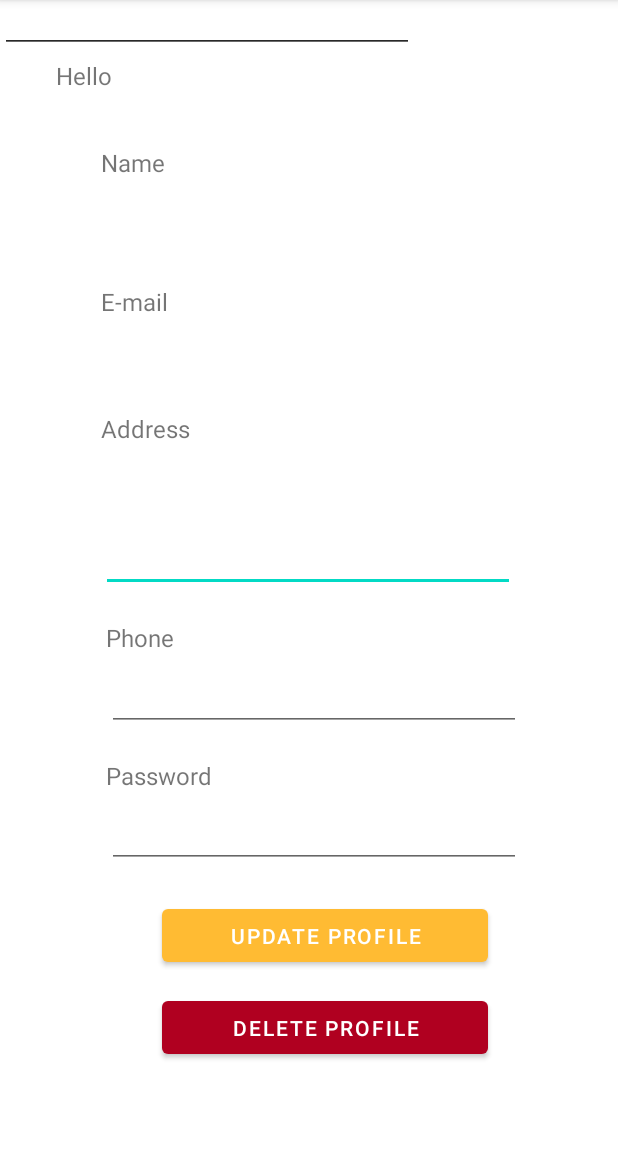
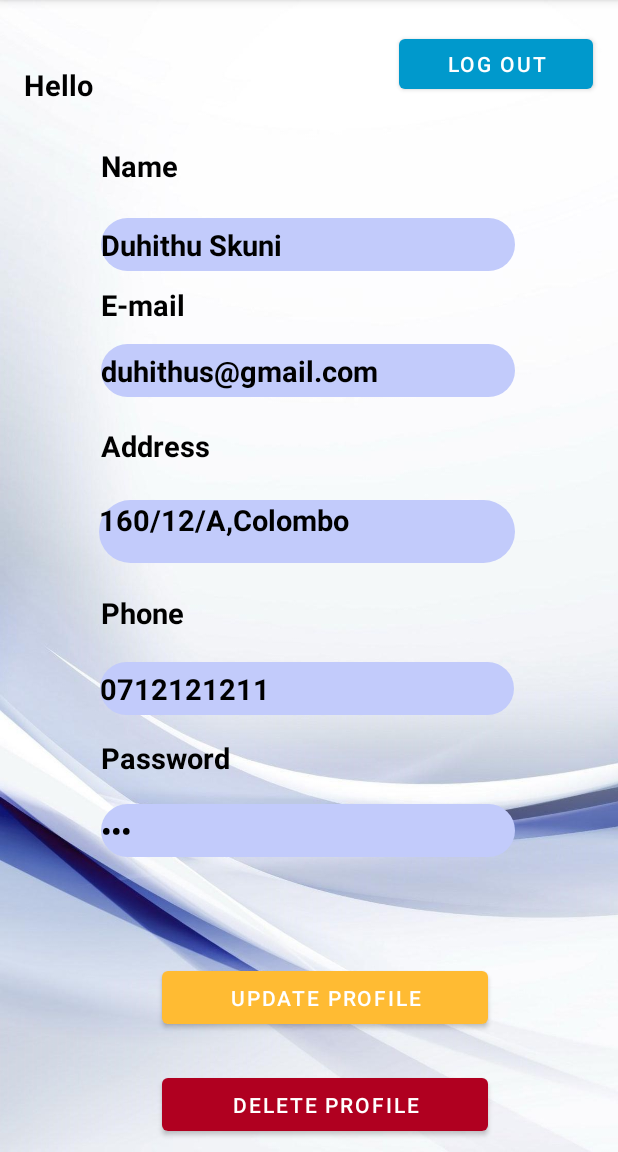
Before and after one commit to aparna-jay/Online-Shopping-Application-UEE, an Android app: the ProfileActivity screen opened directly, with no data from a screen before it, on a phone screen of 412 x 824 dp, the part 84-1236 px from its top. Run offline under Robolectric (Android 15) with nearby library versions, the phone set to English and light mode, and no system bars; Roboto replaces fonts that are not available here.

Commit message:
Designed Profile Interface

```diff
--- a/app/src/main/res/layout/activity_profile.xml
+++ b/app/src/main/res/layout/activity_profile.xml
@@ -4,7 +4,8 @@
     xmlns:tools="http://schemas.android.com/tools"
     android:layout_width="match_parent"
     android:layout_height="match_parent"
-    tools:context=".ProfileActivity">
+    tools:context=".ProfileActivity"
+    android:background="@drawable/backg">
 
     <Button
         android:id="@+id/button6"
@@ -17,7 +18,20 @@
         app:layout_constraintHorizontal_bias="0.556"
         app:layout_constraintStart_toStartOf="parent"
         app:layout_constraintTop_toTopOf="parent"
-        app:layout_constraintVertical_bias="0.833" />
+        app:layout_constraintVertical_bias="0.89" />
+
+    <Button
+        android:id="@+id/button4"
+        android:layout_width="129dp"
+        android:layout_height="45dp"
+        android:text="Log out"
+        app:backgroundTint="@android:color/holo_blue_dark"
+        app:layout_constraintBottom_toBottomOf="parent"
+        app:layout_constraintEnd_toEndOf="parent"
+        app:layout_constraintHorizontal_bias="0.942"
+        app:layout_constraintStart_toStartOf="parent"
+        app:layout_constraintTop_toTopOf="parent"
+        app:layout_constraintVertical_bias="0.028" />
 
     <Button
         android:id="@+id/button8"
@@ -30,18 +44,23 @@
         app:layout_constraintHorizontal_bias="0.556"
         app:layout_constraintStart_toStartOf="parent"
         app:layout_constraintTop_toTopOf="parent"
-        app:layout_constraintVertical_bias="0.918" />
+        app:layout_constraintVertical_bias="0.989" />
 
     <EditText
         android:id="@+id/editTextTextMultiLine2"
-        android:layout_width="276dp"
-        android:layout_height="78dp"
+        android:layout_width="277dp"
+        android:layout_height="42dp"
+        android:background="@drawable/rounded_corners"
         android:ems="10"
         android:gravity="start|top"
         android:inputType="textMultiLine"
+        android:text="160/12/A,Colombo"
+        android:textColor="@color/black"
+        android:textSize="19sp"
+        android:textStyle="bold"
         app:layout_constraintBottom_toBottomOf="parent"
         app:layout_constraintEnd_toEndOf="parent"
-        app:layout_constraintHorizontal_bias="0.496"
+        app:layout_constraintHorizontal_bias="0.492"
         app:layout_constraintStart_toStartOf="parent"
         app:layout_constraintTop_toTopOf="parent"
         app:layout_constraintVertical_bias="0.459" />
@@ -51,51 +70,78 @@
         android:layout_width="143dp"
         android:layout_height="26dp"
         android:text="Phone"
-        android:textSize="16sp"
+        android:textColor="@color/black"
+        android:textSize="19sp"
+        android:textStyle="bold"
         app:layout_constraintBottom_toBottomOf="parent"
         app:layout_constraintEnd_toEndOf="parent"
-        app:layout_constraintHorizontal_bias="0.264"
+        app:layout_constraintHorizontal_bias="0.25"
         app:layout_constraintStart_toStartOf="parent"
         app:layout_constraintTop_toTopOf="parent"
-        app:layout_constraintVertical_bias="0.558" />
+        app:layout_constraintVertical_bias="0.533" />
 
     <EditText
         android:id="@+id/editTextPhone2"
         android:layout_width="276dp"
         android:layout_height="35dp"
+        android:background="@drawable/rounded_corners"
         android:ems="10"
         android:inputType="phone"
+        android:text="0712121211"
+        android:textColor="@color/black"
+        android:textSize="19sp"
+        android:textStyle="bold"
         app:layout_constraintBottom_toBottomOf="parent"
         app:layout_constraintEnd_toEndOf="parent"
-        app:layout_constraintHorizontal_bias="0.525"
+        app:layout_constraintHorizontal_bias="0.488"
         app:layout_constraintStart_toStartOf="parent"
         app:layout_constraintTop_toTopOf="parent"
-        app:layout_constraintVertical_bias="0.617" />
+        app:layout_constraintVertical_bias="0.602" />
 
     <EditText
         android:id="@+id/editTextTextPersonName5"
         android:layout_width="276dp"
         android:layout_height="35dp"
+        android:background="@drawable/rounded_corners"
         android:ems="10"
         android:inputType="textPersonName"
-        tools:layout_editor_absoluteX="67dp"
-        tools:layout_editor_absoluteY="101dp" />
+        android:text="duhithus@gmail.com"
+        android:textColor="@color/black"
+        android:textSize="19sp"
+        android:textStyle="bold"
+        app:layout_constraintBottom_toBottomOf="parent"
+        app:layout_constraintEnd_toEndOf="parent"
+        app:layout_constraintHorizontal_bias="0.496"
+        app:layout_constraintStart_toStartOf="parent"
+        app:layout_constraintTop_toTopOf="parent"
+        app:layout_constraintVertical_bias="0.313" />
 
     <EditText
         android:id="@+id/editTextTextPersonName4"
         android:layout_width="276dp"
         android:layout_height="35dp"
+        android:background="@drawable/rounded_corners"
         android:ems="10"
         android:inputType="textPersonName"
-        tools:layout_editor_absoluteX="67dp"
-        tools:layout_editor_absoluteY="214dp" />
+        android:text="Duhithu Skuni"
+        android:textColor="@color/black"
+        android:textSize="19sp"
+        android:textStyle="bold"
+        app:layout_constraintBottom_toBottomOf="parent"
+        app:layout_constraintEnd_toEndOf="parent"
+        app:layout_constraintHorizontal_bias="0.496"
+        app:layout_constraintStart_toStartOf="parent"
+        app:layout_constraintTop_toTopOf="parent"
+        app:layout_constraintVertical_bias="0.198" />
 
     <TextView
         android:id="@+id/textView15"
         android:layout_width="143dp"
         android:layout_height="26dp"
         android:text="E-mail"
-        android:textSize="16sp"
+        android:textColor="@color/black"
+        android:textSize="19sp"
+        android:textStyle="bold"
         app:layout_constraintBottom_toBottomOf="parent"
         app:layout_constraintEnd_toEndOf="parent"
         app:layout_constraintHorizontal_bias="0.25"
@@ -108,59 +154,72 @@
         android:layout_width="143dp"
         android:layout_height="26dp"
         android:text="Address"
-        android:textSize="16sp"
+        android:textColor="@color/black"
+        android:textSize="19sp"
+        android:textStyle="bold"
         app:layout_constraintBottom_toBottomOf="parent"
         app:layout_constraintEnd_toEndOf="parent"
         app:layout_constraintHorizontal_bias="0.25"
         app:layout_constraintStart_toStartOf="parent"
         app:layout_constraintTop_toTopOf="parent"
-        app:layout_constraintVertical_bias="0.37" />
+        app:layout_constraintVertical_bias="0.383" />
 
     <EditText
         android:id="@+id/editTextTextPassword5"
         android:layout_width="276dp"
         android:layout_height="35dp"
+        android:background="@drawable/rounded_corners"
         android:ems="10"
         android:inputType="textPassword"
+        android:text="123"
+        android:textColor="@color/black"
+        android:textSize="19sp"
+        android:textStyle="bold"
         app:layout_constraintBottom_toBottomOf="parent"
         app:layout_constraintEnd_toEndOf="parent"
-        app:layout_constraintHorizontal_bias="0.525"
+        app:layout_constraintHorizontal_bias="0.496"
         app:layout_constraintStart_toStartOf="parent"
         app:layout_constraintTop_toTopOf="parent"
-        app:layout_constraintVertical_bias="0.742" />
+        app:layout_constraintVertical_bias="0.732" />
 
     <TextView
         android:id="@+id/textView14"
         android:layout_width="143dp"
         android:layout_height="26dp"
         android:text="Password"
-        android:textSize="16sp"
+        android:textColor="@color/black"
+        android:textSize="19sp"
+        android:textStyle="bold"
         app:layout_constraintBottom_toBottomOf="parent"
         app:layout_constraintEnd_toEndOf="parent"
-        app:layout_constraintHorizontal_bias="0.264"
+        app:layout_constraintHorizontal_bias="0.25"
         app:layout_constraintStart_toStartOf="parent"
         app:layout_constraintTop_toTopOf="parent"
-        app:layout_constraintVertical_bias="0.682" />
+        app:layout_constraintVertical_bias="0.663" />
 
     <TextView
         android:id="@+id/textView12"
         android:layout_width="143dp"
         android:layout_height="26dp"
         android:text="Hello"
-        android:textSize="16sp"
+        android:textColor="@color/black"
+        android:textSize="19sp"
+        android:textStyle="bold"
         app:layout_constraintBottom_toBottomOf="parent"
         app:layout_constraintEnd_toEndOf="parent"
-        app:layout_constraintHorizontal_bias="0.138"
+        app:layout_constraintHorizontal_bias="0.059"
         app:layout_constraintStart_toStartOf="parent"
         app:layout_constraintTop_toTopOf="parent"
-        app:layout_constraintVertical_bias="0.053" />
+        app:layout_constraintVertical_bias="0.058" />
 
     <TextView
         android:id="@+id/textView17"
         android:layout_width="143dp"
         android:layout_height="26dp"
         android:text="Name"
-        android:textSize="16sp"
+        android:textColor="@color/black"
+        android:textSize="19sp"
+        android:textStyle="bold"
         app:layout_constraintBottom_toBottomOf="parent"
         app:layout_constraintEnd_toEndOf="parent"
         app:layout_constraintHorizontal_bias="0.25"
```
